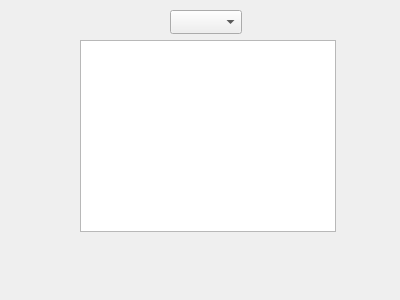
This is summarydialog.ui in AimBought/Expense_manager as Qt 5 draws it before an edit. The edited form follows.
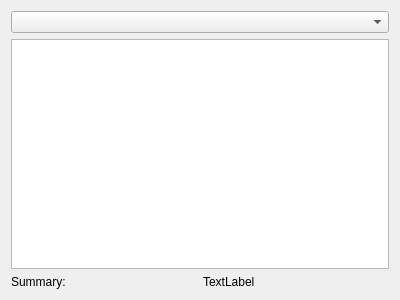
This is the edited form.

Commit message: Added expense label to summary window

```diff
--- a/summarydialog.ui
+++ b/summarydialog.ui
@@ -13,26 +13,46 @@
   <property name="windowTitle">
    <string>Dialog</string>
   </property>
-  <widget class="QListWidget" name="summaryListWidget">
-   <property name="geometry">
-    <rect>
-     <x>80</x>
-     <y>40</y>
-     <width>256</width>
-     <height>192</height>
-    </rect>
-   </property>
-  </widget>
-  <widget class="QComboBox" name="categoryComboBox">
-   <property name="geometry">
-    <rect>
-     <x>170</x>
-     <y>10</y>
-     <width>72</width>
-     <height>24</height>
-    </rect>
-   </property>
-  </widget>
+  <layout class="QGridLayout" name="gridLayout">
+   <item row="0" column="0">
+    <layout class="QVBoxLayout" name="verticalLayout_2">
+     <item>
+      <layout class="QVBoxLayout" name="verticalLayout">
+       <item>
+        <widget class="QComboBox" name="categoryComboBox"/>
+       </item>
+       <item>
+        <widget class="QListWidget" name="summaryListWidget"/>
+       </item>
+      </layout>
+     </item>
+     <item>
+      <layout class="QHBoxLayout" name="horizontalLayout">
+       <item>
+        <widget class="QLabel" name="sumTitle">
+         <property name="styleSheet">
+          <string notr="true">font: 20pt &quot;Segoe UI&quot;;</string>
+         </property>
+         <property name="text">
+          <string>Summary:</string>
+         </property>
+        </widget>
+       </item>
+       <item>
+        <widget class="QLabel" name="expenseLabel">
+         <property name="styleSheet">
+          <string notr="true">font: 20pt &quot;Segoe UI&quot;;</string>
+         </property>
+         <property name="text">
+          <string>TextLabel</string>
+         </property>
+        </widget>
+       </item>
+      </layout>
+     </item>
+    </layout>
+   </item>
+  </layout>
  </widget>
  <resources/>
  <connections/>
```
The commit also changes 1 other file.
